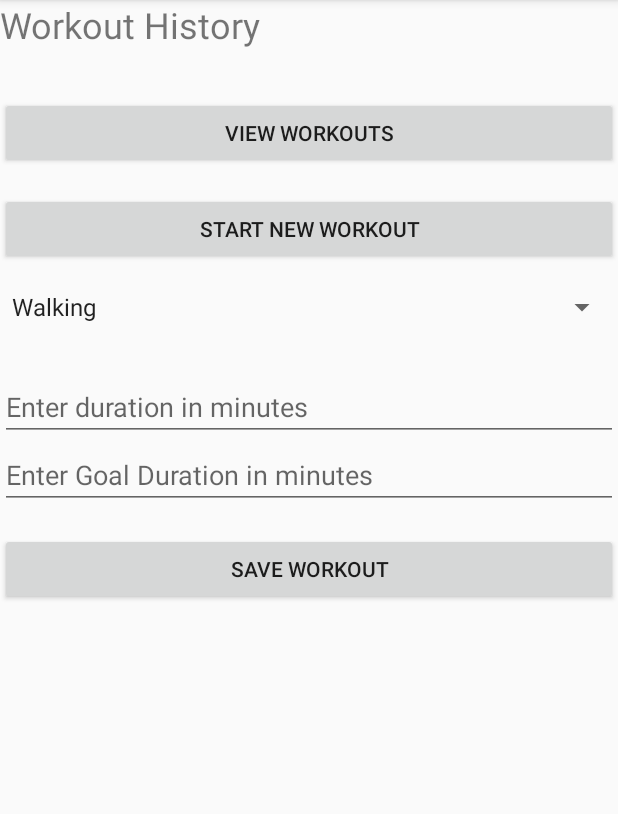
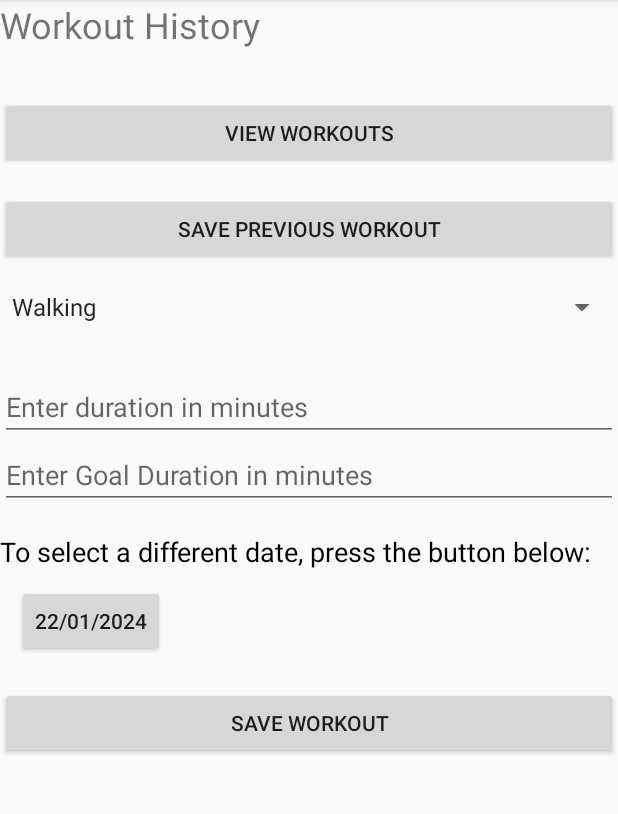
Before and after one commit to NikoNovak2000/FitHealth, an Android app built with Jetpack Compose: the fragment SavePreviousWorkoutFragment placed in its activity, on a phone screen of 412 x 824 dp, the part 84-898 px from its top. Run offline under Robolectric (Android 15) with nearby library versions, the phone set to English and light mode, and no system bars.

Commit message:
Updated and changed functionalities

```diff
--- a/app/src/main/java/com/example/fithealth/MainActivity.java
+++ b/app/src/main/java/com/example/fithealth/MainActivity.java
@@ -23,12 +23,12 @@ public class MainActivity extends AppCompatActivity {
                 .addToBackStack(null)
                 .commit();
     }
-    public void startNewWorkout(View view) {
+    public void savePreviousWorkout(View view) {
         // Create a new instance of the fragment startWorkout
-        StartWorkoutFragment startWorkoutFragment = new StartWorkoutFragment();
+        SavePreviousWorkoutFragment savePreviousWorkoutFragment = new SavePreviousWorkoutFragment();
 
         getSupportFragmentManager().beginTransaction()
-                .replace(R.id.fragment_container, startWorkoutFragment)
+                .replace(R.id.fragment_container, savePreviousWorkoutFragment)
                 .addToBackStack(null)
                 .commit();
     }
--- a/app/src/main/java/com/example/fithealth/StartWorkoutFragment.java
+++ b/app/src/main/java/com/example/fithealth/SavePreviousWorkoutFragment.java
@@ -1,17 +1,21 @@
 package com.example.fithealth;
 
+import android.app.DatePickerDialog;
 import android.os.AsyncTask;
 import android.os.Bundle;
 import android.text.TextUtils;
+import android.util.Log;
 import android.view.LayoutInflater;
 import android.view.View;
 import android.view.ViewGroup;
 import android.widget.ArrayAdapter;
 import android.widget.Button;
+import android.widget.DatePicker;
 import android.widget.EditText;
 import android.widget.Spinner;
 import android.widget.Toast;
 import java.text.SimpleDateFormat;
+import java.util.Calendar;
 import java.util.Date;
 
 import androidx.fragment.app.Fragment;
@@ -19,18 +23,22 @@ import androidx.fragment.app.Fragment;
 import java.util.ArrayList;
 import java.util.Arrays;
 
-public class StartWorkoutFragment extends Fragment {
+public class SavePreviousWorkoutFragment extends Fragment {
     private Spinner exerciseSpinner;
     private EditText editTextDuration;
     private EditText editTextGoal;
+    private Button btnSelectDate;
+
+    private String selectedDate; // Store the selected date
 
     @Override
     public View onCreateView(LayoutInflater inflater, ViewGroup container, Bundle savedInstanceState) {
-        View rootView = inflater.inflate(R.layout.fragment_start_workout, container, false);
+        View rootView = inflater.inflate(R.layout.fragment_save_previous_workout, container, false);
 
         exerciseSpinner = rootView.findViewById(R.id.spinnerExercise);
         editTextDuration = rootView.findViewById(R.id.editTextDuration);
         editTextGoal = rootView.findViewById(R.id.editTextGoal);
+        btnSelectDate = rootView.findViewById(R.id.btnSelectDate);
 
         // Initialize exercise spinner
         ArrayAdapter<String> exerciseAdapter = new ArrayAdapter<>(requireContext(), android.R.layout.simple_spinner_item, getExerciseList());
@@ -45,6 +53,18 @@ public class StartWorkoutFragment extends Fragment {
                 saveWorkout();
             }
         });
+
+        // Set click listener for selecting date
+        btnSelectDate.setOnClickListener(new View.OnClickListener() {
+            @Override
+            public void onClick(View v) {
+                showDatePickerDialog();
+            }
+        });
+
+        // Set initial date to today's date
+        selectedDate = getCurrentDate();
+        btnSelectDate.setText(selectedDate);
 
         return rootView;
     }
@@ -71,11 +91,8 @@ public class StartWorkoutFragment extends Fragment {
             return;
         }
 
-        // Get the current date (library SimpleDateFormat)
-        String currentDate = getCurrentDate();
-
-        // Create a new instance of WorkoutEntity with user-entered details
-        WorkoutEntity workoutEntity = new WorkoutEntity(selectedExercise, duration, goal, currentDate);
+        // Create a new instance of WorkoutEntity with user-entered details and the selected date
+        WorkoutEntity workoutEntity = new WorkoutEntity(selectedExercise, duration, goal, selectedDate);
 
         // Save the workout to the database asynchronously using AsyncTask
         new SaveWorkoutAsyncTask().execute(workoutEntity);
@@ -109,8 +126,33 @@ public class StartWorkoutFragment extends Fragment {
     }
 
     private String getCurrentDate() {
-        SimpleDateFormat dateFormat = new SimpleDateFormat("yyyy-MM-dd");
-        return dateFormat.format(new Date());
+        SimpleDateFormat dateFormat = new SimpleDateFormat("dd/MM/yyyy");
+        String currentDate = dateFormat.format(new Date());
+        Log.d("DateDebug", "Current Date: " + currentDate);
+        return currentDate;
+    }
+
+    // Method to show the DatePickerDialog
+    private void showDatePickerDialog() {
+        final Calendar calendar = Calendar.getInstance();
+        int year = calendar.get(Calendar.YEAR);
+        int month = calendar.get(Calendar.MONTH);
+        int day = calendar.get(Calendar.DAY_OF_MONTH);
+
+        DatePickerDialog datePickerDialog = new DatePickerDialog(
+                requireContext(),
+                new DatePickerDialog.OnDateSetListener() {
+                    @Override
+                    public void onDateSet(DatePicker view, int year, int month, int dayOfMonth) {
+                        // Handle the selected date
+                        selectedDate = year + "-" + (month + 1) + "-" + dayOfMonth;
+                        btnSelectDate.setText(selectedDate);
+                    }
+                },
+                year, month, day
+        );
+
+        datePickerDialog.show();
     }
 
     private static class SaveWorkoutAsyncTask extends AsyncTask<WorkoutEntity, Void, Void> {
--- a/app/src/main/res/layout/activity_main.xml
+++ b/app/src/main/res/layout/activity_main.xml
@@ -27,19 +27,19 @@
 
     <!-- Button to Start a New Workout -->
     <Button
-        android:id="@+id/btnStartWorkout"
+        android:id="@+id/btnSavePreviousWorkout"
         android:layout_width="match_parent"
         android:layout_height="wrap_content"
-        android:text="Start New Workout"
+        android:text="Save Previous Workout"
         android:layout_below="@id/btnViewWorkouts"
         android:layout_marginTop="16dp"
-        android:onClick="startNewWorkout"/>
+        android:onClick="savePreviousWorkout"/>
 
     <FrameLayout
         android:id="@+id/fragment_container"
         android:layout_width="match_parent"
         android:layout_height="match_parent"
-        android:layout_below="@id/btnStartWorkout"
+        android:layout_below="@id/btnSavePreviousWorkout"
         android:layout_marginTop="16dp"/>
 
 </LinearLayout>
--- a/app/src/main/res/layout/fragment_start_workout.xml
+++ b/app/src/main/res/layout/fragment_save_previous_workout.xml
@@ -22,12 +22,35 @@
         android:layout_below="@id/spinnerExercise"
         android:layout_marginTop="16dp"/>
 
+    <!-- Goal Duration Detalis -->
     <EditText
         android:id="@+id/editTextGoal"
         android:layout_width="match_parent"
         android:layout_height="wrap_content"
         android:hint="Enter Goal Duration in minutes"
         android:inputType="numberDecimal"/>
+
+    <!-- Instruction Text -->
+    <TextView
+        android:id="@+id/textViewInstruction"
+        android:layout_width="wrap_content"
+        android:layout_height="wrap_content"
+        android:text="To select a different date, press the button below:"
+        android:layout_below="@id/editTextGoal"
+        android:textColor="#000000"
+        android:textSize="18dp"
+        android:layout_marginTop="16dp"/>
+
+    <!-- Add Select Date Button -->
+    <Button
+        android:id="@+id/btnSelectDate"
+        android:layout_width="wrap_content"
+        android:layout_height="wrap_content"
+        android:text="Select Date"
+        android:layout_gravity="center_horizontal"
+        android:layout_marginTop="10dp"
+        android:layout_marginBottom="10dp"
+        android:layout_marginRight="145dp"/>
 
     <!-- Button to Save Workout -->
     <Button
@@ -36,7 +59,7 @@
         android:layout_height="wrap_content"
         android:text="@string/save_workout"
         android:layout_below="@id/editTextDuration"
-        android:layout_marginTop="16dp"
+        android:layout_marginTop="10dp"
         android:onClick="saveWorkout"/>
 
 
```
Also changed, not shown: app/src/main/java/com/example/fithealth/WorkoutHistoryAdapter.java (+50 -8 lines), app/src/main/res/layout/item_workout_history.xml (+18 -2 lines), app/src/main/java/com/example/fithealth/WorkoutHistoryFragment.java (line endings or trailing spaces).
